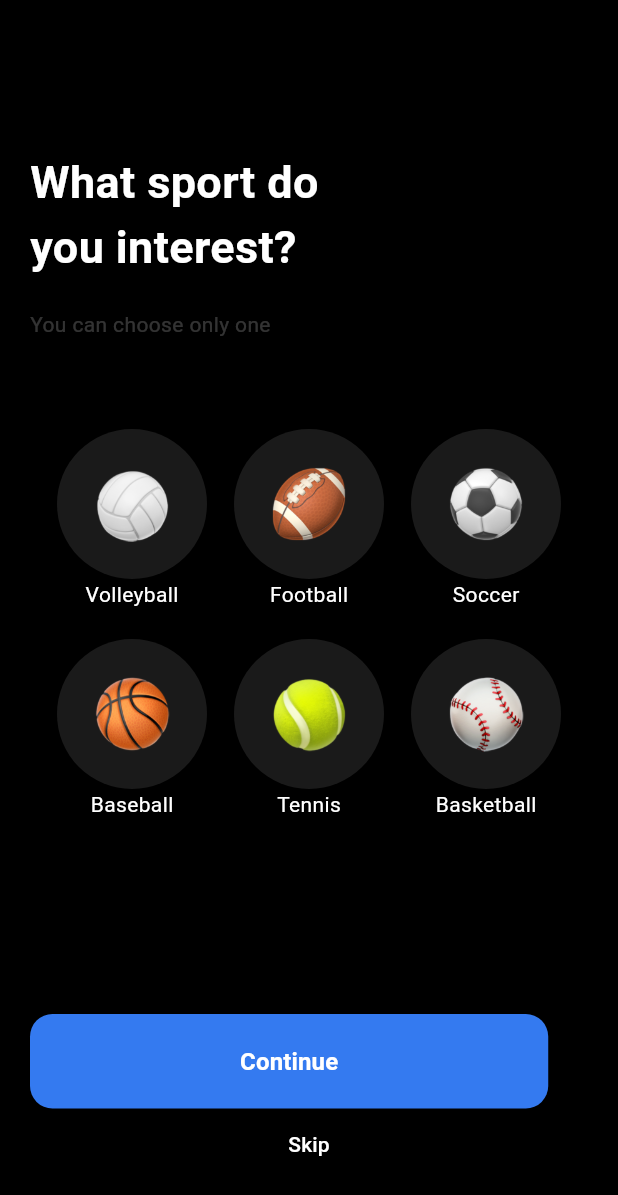
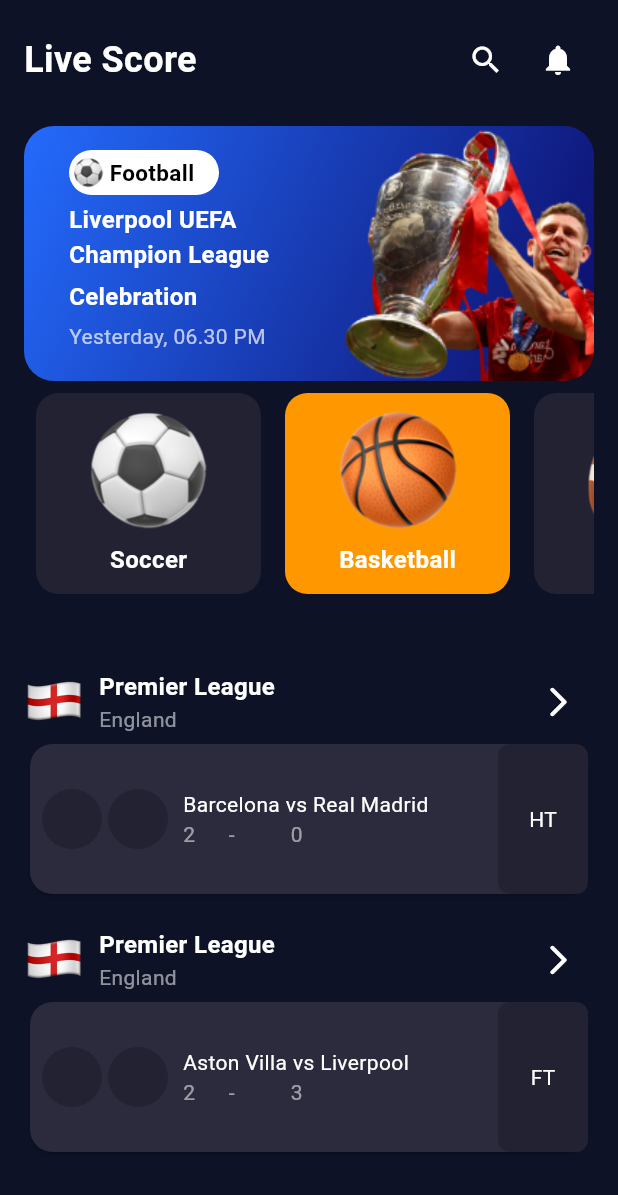
Before and after one commit to Ramees-MT/sportsapp, a Flutter app: the screen it shows after launch, on a phone screen of 412 x 824 dp. Shown: the top 1195 px of the screen. Run offline on Flutter 3.47's test engine with Material 3 defaults, Android fonts, the phone set to English and light mode, and no system bars.

Commit message:
livescore page

```diff
--- a/lib/main.dart
+++ b/lib/main.dart
@@ -1,7 +1,8 @@
 import 'package:flutter/material.dart';
+import 'package:sportsapp/screens/livescorescreen.dart';
 import 'package:sportsapp/screens/splash.dart';
 import 'package:sportsapp/screens/splashscreen2.dart';
 
 void main() {
-  runApp((MaterialApp(home:SplashScreen2() ,)));
+  runApp((MaterialApp(home:Livescore() ,)));
 }
--- /dev/null
+++ b/lib/screens/livescorescreen.dart
@@ -0,0 +1,384 @@
+import 'package:flutter/material.dart';
+import 'package:sportsapp/widgets/imagecontainer.dart';
+
+class Livescore extends StatefulWidget {
+  const Livescore({super.key});
+
+  @override
+  State<Livescore> createState() => _LivescoreState();
+}
+
+class _LivescoreState extends State<Livescore> {
+  // List of sports and their corresponding images
+  final List<Map<String, String>> sportsList = [
+    {'image': 'asset/images/image 3.png', 'name': 'Soccer'},
+    {'image': 'asset/images/image 4.png', 'name': 'Basketball'},
+    {'image': 'asset/images/image 2.png', 'name': 'Football'},
+    {'image': 'asset/images/baseball_26be 1.png', 'name': 'Baseball'},
+    {'image': 'asset/images/image 1.png', 'name': 'Tennis'},
+    {'image': 'asset/images/image 7.png', 'name': 'Volleyball'},
+  ];
+
+  // Second list for match data
+  final List<Map<String, dynamic>> matchData = [
+    {
+      'league': 'La Liga',
+      'country': 'Spain',
+      'flag': '🇪🇸',
+      'homeTeam': 'Barcelona',
+      'awayTeam': 'Real Madrid',
+      'homeScore': 2,
+      'awayScore': 0,
+      'status': 'HT', // Half-time
+      'homeLogo': 'asset/images/fcb.jpg',
+      'awayLogo': 'asset/images/realmadrid (1).png',
+    },
+    {
+      'league': 'Premier League',
+      'country': 'England',
+      'flag': '🏴',
+      'homeTeam': 'Aston Villa',
+      'awayTeam': 'Liverpool',
+      'homeScore': 2,
+      'awayScore': 3,
+      'status': 'FT', // Full-time
+      'homeLogo': 'asset/images/liverpool.jpg',
+      'awayLogo': 'asset/images/fcb.jpg',
+    },
+  ];
+
+  int selectedindex = 1;
+
+  @override
+  Widget build(BuildContext context) {
+    return SafeArea(
+      child: Scaffold(
+        backgroundColor: Color(0xFF0D1226),
+        body: Padding(
+          padding: const EdgeInsets.all(16.0),
+          child: Column(
+            crossAxisAlignment: CrossAxisAlignment.start,
+            children: [
+              // Row for Live Score text and icon buttons
+              Row(
+                mainAxisAlignment: MainAxisAlignment.spaceBetween,
+                children: [
+                  Text(
+                    'Live Score',
+                    style: TextStyle(
+                      color: Colors.white,
+                      fontSize: 24,
+                      fontWeight: FontWeight.bold,
+                    ),
+                  ),
+                  Row(
+                    children: [
+                      IconButton(
+                        icon: Icon(Icons.search, color: Colors.white),
+                        onPressed: () {},
+                      ),
+                      IconButton(
+                        icon: Icon(Icons.notifications, color: Colors.white),
+                        onPressed: () {},
+                      ),
+                    ],
+                  ),
+                ],
+              ),
+              SizedBox(height: 20),
+              Center(
+                child: Container(
+                  height: 170,
+                  width: double.infinity, // Full width
+                  decoration: BoxDecoration(
+                    borderRadius: BorderRadius.circular(20), // Rounded corners
+                    gradient: LinearGradient(
+                      colors: [
+                        Color(0xFF0C0C69),
+                        Color(0xFF246BFD)
+                      ], // Gradient colors
+                      begin: Alignment.bottomRight,
+                      end: Alignment.topLeft,
+                    ),
+                  ),
+                  child: ClipRRect(
+                    borderRadius: BorderRadius.circular(
+                        20), // Apply the same border radius
+                    child: Stack(
+                      alignment: Alignment.bottomRight,
+                      children: [
+                        // Background image
+                        Image.asset(
+                          'asset/images/image-removebg-preview 4.png', // Replace with your image path
+                          fit: BoxFit.cover,
+                        ),
+                        // Text content over the image
+                        Positioned(
+                          bottom: 20,
+                          left: 30,
+                          right: 10,
+                          child: Column(
+                            mainAxisAlignment: MainAxisAlignment.start,
+                            crossAxisAlignment: CrossAxisAlignment.start,
+                            children: [
+                              Container(
+                                height: 30,
+                                width: 100,
+                                decoration: BoxDecoration(
+                                    borderRadius: BorderRadius.circular(15),
+                                    color: Colors.white),
+                                child: Center(
+                                  child: Padding(
+                                    padding: const EdgeInsets.all(3.0),
+                                    child: Row(
+                                      children: [
+                                        Image.asset(
+                                          'asset/images/image 3.png',
+                                          height: 20,
+                                          width: 20,
+                                        ),
+                                        Text(
+                                          ' Football',
+                                          style: TextStyle(
+                                            color: Colors.black,
+                                            fontSize: 15,
+                                            fontWeight: FontWeight.bold,
+                                          ),
+                                        ),
+                                      ],
+                                    ),
+                                  ),
+                                ),
+                              ),
+                              SizedBox(height: 5),
+                              Text(
+                                'Liverpool UEFA\nChampion League',
+                                style: TextStyle(
+                                    color: Colors.white,
+                                    fontSize: 16,
+                                    fontWeight: FontWeight.bold),
+                              ),
+                              SizedBox(height: 5),
+                              Text(
+                                'Celebration',
+                                style: TextStyle(
+                                    color: Colors.white,
+                                    fontSize: 16,
+                                    fontWeight: FontWeight.bold),
+                              ),
+                              SizedBox(height: 5),
+                              Text(
+                                'Yesterday, 06.30 PM',
+                                style: TextStyle(
+                                  color: Colors.white.withOpacity(0.7),
+                                  fontSize: 14,
+                                ),
+                              ),
+                            ],
+                          ),
+                        ),
+                      ],
+                    ),
+                  ),
+                ),
+              ),
+
+              // First ListView.builder for sports list
+              SizedBox(
+                height: 150,
+                child: ListView.builder(
+                  scrollDirection: Axis.horizontal,
+                  itemCount: sportsList.length,
+                  itemBuilder: (context, index) {
+                    final sport = sportsList[index];
+                    return Imagecontainer(
+                      imagepath: sport['image']!,
+                      sports: sport['name']!,
+                      isSelected: selectedindex == index,
+                      onTap: () {
+                        setState(() {
+                          selectedindex = index;
+                        });
+                      },
+                    );
+                  },
+                ),
+              ),
+              SizedBox(height: 20),
+
+              SizedBox(height: 20),
+
+              // Second ListView.builder for match data with spacing
+              Expanded(
+                child: ListView.builder(
+                  itemCount: matchData.length,
+                  itemBuilder: (context, index) {
+                    final match = matchData[index];
+                    return Padding(
+                      padding: const EdgeInsets.only(
+                          bottom: 16.0), // Space between cards
+                      child: Column(
+                        children: [
+                          Row(
+                            mainAxisAlignment: MainAxisAlignment
+                                .start, // Align items at the start
+                            children: [
+                              Image.asset(
+                                'asset/images/image 9.png',
+                                height: 40,
+                              ),
+                              SizedBox(
+                                  width: 10), // Space between the flag and text
+                              Column(
+                                crossAxisAlignment: CrossAxisAlignment
+                                    .start, // Align text to the start
+                                mainAxisAlignment: MainAxisAlignment
+                                    .center, // Center text vertically
+                                children: [
+                                  Text(
+                                    'Premier League',
+                                    style: TextStyle(
+                                      color: Colors.white,
+                                      fontSize: 16,
+                                      fontWeight: FontWeight.bold,
+                                    ),
+                                  ),
+                                  SizedBox(
+                                    width: 20,
+                                  ),
+                                  Text(
+                                    'England',
+                                    style: TextStyle(
+                                      color: Colors.white54,
+                                      fontSize: 14,
+                                    ),
+                                  ),
+                                ],
+                              ),
+                              Spacer(),
+                              IconButton(
+                                  onPressed: () {},
+                                  icon: Icon(
+                                    Icons.arrow_forward_ios_rounded,
+                                    color: Colors.white,
+                                  ))
+                            ],
+                          ),
+                          Card(
+                            color: Color(0xff2B2B3D),
+                            shape: RoundedRectangleBorder(
+                              borderRadius: BorderRadius.circular(15),
+                            ),
+                            child: Container(
+                              height: 100, // Height of card
+                              child: Row(
+                                children: [
+                                  Expanded(
+                                    flex:
+                                        4, // Adjust flex to make the big container wider
+                                    child: Padding(
+                                      padding: const EdgeInsets.only(left: 8.0),
+                                      child: Row(
+                                        children: [
+                                          CircleAvatar(
+                                              radius:
+                                                  20, // Radius for circular logo
+                                              backgroundColor:
+                                                  Color(0xff222232),
+                                              backgroundImage: null),
+                                          SizedBox(
+                                              width:
+                                                  4), // Reduced space between avatars
+                                          CircleAvatar(
+                                              radius:
+                                                  20, // Radius for circular logo
+                                              backgroundColor:
+                                                  Color(0xff222232),
+                                              backgroundImage: null),
+                                          SizedBox(width: 10),
+                                          Column(
+                                            crossAxisAlignment:
+                                                CrossAxisAlignment.start,
+                                            mainAxisAlignment:
+                                                MainAxisAlignment.center,
+                                            children: [
+                                              Text(
+                                                '${match['homeTeam']} vs ${match['awayTeam']}',
+                                                style: TextStyle(
+                                                    color: Colors.white),
+                                              ),
+                                              Center(
+                                                child: Text.rich(
+                                                  TextSpan(
+                                                    children: [
+                                                      TextSpan(
+                                                        text:
+                                                            '${match['homeScore']}      ', // Increased spaces after home score
+                                                        style: TextStyle(
+                                                            color:
+                                                                Colors.white54),
+                                                      ),
+                                                      TextSpan(
+                                                        text:
+                                                            '-      ', // Increased spaces around the dash
+                                                        style: TextStyle(
+                                                            color:
+                                                                Colors.white54),
+                                                      ),
+                                                      TextSpan(
+                                                        text:
+                                                            '    ${match['awayScore']}', // Increased spaces before away score
+                                                        style: TextStyle(
+                                                            color:
+                                                                Colors.white54),
+                                                      ),
+                                                    ],
+                                                  ),
+                                                  textAlign: TextAlign
+                                                      .center, // Center-align the text
+                                                ),
+                                              ),
+                                            ],
+                                          ),
+                                        ],
+                                      ),
+                                    ),
+                                  ),
+                                  Align(
+                                    alignment: Alignment.center,
+                                    child: Container(
+                                      height: 100,
+                                      width:
+                                          60, // Width to match height of card
+                                      padding:
+                                          EdgeInsets.symmetric(vertical: 4),
+                                      decoration: BoxDecoration(
+                                        color: Color(
+                                            0xff222232), // Always using the same color
+                                        borderRadius: BorderRadius.circular(8),
+                                      ),
+                                      alignment: Alignment
+                                          .center, // Center the text inside the container
+                                      child: Text(
+                                        match['status'],
+                                        style: TextStyle(color: Colors.white),
+                                      ),
+                                    ),
+                                  ),
+                                ],
+                              ),
+                            ),
+                          ),
+                        ],
+                      ),
+                    );
+                  },
+                ),
+              ),
+            ],
+          ),
+        ),
+      ),
+    );
+  }
+}
--- a/lib/screens/splash.dart
+++ b/lib/screens/splash.dart
@@ -21,7 +21,8 @@ class _SplashScreenState extends State<SplashScreen2> {
   @override
   Widget build(BuildContext context) {
     return Scaffold(
-      backgroundColor: Colors.black,
+      backgroundColor: Color(
+                              0xFF182039),
       body: Padding(
         padding: const EdgeInsets.all(20.0),
         child: Column(
--- a/lib/screens/splashscreen2.dart
+++ b/lib/screens/splashscreen2.dart
@@ -3,9 +3,7 @@ import 'package:flutter/material.dart';
 class Splashscreen extends StatelessWidget {
   @override
   Widget build(BuildContext context) {
-    return MaterialApp(
-      debugShowCheckedModeBanner: false,
-      home: Scaffold(
+    return Scaffold(
       backgroundColor: Color(0xFF0D1226), // Dark background color
       body: SafeArea(
         child: Center(
@@ -74,9 +72,20 @@ class Splashscreen extends StatelessWidget {
                   mainAxisAlignment: MainAxisAlignment.spaceBetween,
                   children: [
                     ElevatedButton(
-                        onPressed: () {},
+                      onPressed: () {
+                        showModalBottomSheet(
+                          context: context,
+                          shape: RoundedRectangleBorder(
+                            borderRadius: BorderRadius.vertical(
+                              top: Radius.circular(20),
+                            ),
+                          ),
+                          builder: (context) {
+                            return SignInBottomSheet(); // Use the new StatefulWidget
+                          },
+                        );
+                      },
                       style: ElevatedButton.styleFrom(
-
                         backgroundColor:
                             Color(0xFF347AF0), // Button background color
                         shape: RoundedRectangleBorder(
@@ -114,6 +123,147 @@ class Splashscreen extends StatelessWidget {
           ),
         ),
       ),
+    );
+  }
+}
+
+class SignInBottomSheet extends StatefulWidget {
+  @override
+  _SignInBottomSheetState createState() => _SignInBottomSheetState();
+}
+
+class _SignInBottomSheetState extends State<SignInBottomSheet> {
+  bool _rememberMe = false;
+
+  @override
+  Widget build(BuildContext context) {
+    return Container(
+      height: 500,
+      padding: EdgeInsets.all(16),
+      decoration: BoxDecoration(
+        color: Color(0xff222232),
+        borderRadius: BorderRadius.vertical(
+          top: Radius.circular(20),
+        ),
+      ),
+      child: Column(
+        mainAxisSize: MainAxisSize.min,
+        crossAxisAlignment: CrossAxisAlignment.start,
+        children: [
+          Center(
+            child: Divider(
+              color: Colors.grey.withOpacity(0.2),
+              thickness: 4,
+              indent: 150,
+              endIndent: 150,
+            ),
+          ),
+          Text(
+            'Welcome',
+            style: TextStyle(
+                fontSize: 28, color: Colors.white, fontWeight: FontWeight.bold),
+          ),
+          SizedBox(height: 25),
+          TextField(
+            decoration: InputDecoration(
+              filled: true,
+              fillColor: Color(0xff181829), // Set the fill color
+              labelText: 'Email',
+              border: OutlineInputBorder(
+                borderSide: BorderSide.none,
+                borderRadius: BorderRadius.circular(10),
+              ),
+            ),
+          ),
+          SizedBox(height: 16),
+          TextField(
+            obscureText: true,
+            decoration: InputDecoration(
+              filled: true,
+              fillColor: Color(0xff181829), // Set the fill color
+              labelText: 'Password',
+              border: OutlineInputBorder(
+                borderSide: BorderSide.none,
+                borderRadius: BorderRadius.circular(10),
+              ),
+            ),
+          ),
+          SizedBox(height: 16),
+          Row(
+            mainAxisAlignment: MainAxisAlignment.spaceBetween,
+            children: [
+              Row(
+                children: [
+                  Checkbox(
+                    value: _rememberMe,
+                    onChanged: (value) {
+                      setState(() {
+                        _rememberMe = value!;
+                      });
+                    },
+                  ),
+                  Text(
+                    'Remember me',
+                    style: TextStyle(color: Colors.grey[700]),
+                  ),
+                ],
+              ),
+              TextButton(
+                onPressed: () {
+                  // Handle forgot password
+                },
+                child: Text(
+                  'Forgot password?',
+                  style: TextStyle(color: Colors.white),
+                ),
+              ),
+            ],
+          ),
+          SizedBox(height: 20),
+          ElevatedButton(
+            onPressed: () {
+              // Handle sign in action
+            },
+            style: ElevatedButton.styleFrom(
+              backgroundColor: Color(0xFF347AF0),
+              shape: RoundedRectangleBorder(
+                borderRadius: BorderRadius.circular(10),
+              ),
+              padding: EdgeInsets.symmetric(vertical: 15),
+              minimumSize: Size(double.infinity, 50), // Full-width button
+            ),
+            child: Text(
+              'Sign In',
+              style: TextStyle(
+                color: Colors.white,
+                fontSize: 16,
+                fontWeight: FontWeight.bold,
+              ),
+            ),
+          ),
+          SizedBox(height: 20),
+          Row(
+            mainAxisAlignment: MainAxisAlignment.center,
+            children: [
+              Text(
+                'Don\'t have an account?',
+                style: TextStyle(color: Colors.white.withOpacity(0.5)),
+              ),
+              TextButton(
+                onPressed: () {
+                  // Handle sign up action
+                },
+                child: Text(
+                  'Sign Up',
+                  style: TextStyle(
+                    color: Color(0xFF347AF0),
+                    fontWeight: FontWeight.bold,
+                  ),
+                ),
+              ),
+            ],
+          ),
+        ],
       ),
     );
   }
--- /dev/null
+++ b/lib/widgets/imagecontainer.dart
@@ -0,0 +1,52 @@
+import 'package:flutter/material.dart';
+
+class Imagecontainer extends StatelessWidget {
+  final String imagepath;
+  final String sports;
+  final bool isSelected;
+  final VoidCallback onTap;
+
+  const Imagecontainer({
+    super.key,
+    required this.imagepath,
+    required this.sports,
+    required this.isSelected,
+    required this.onTap,
+  });
+
+  @override
+  Widget build(BuildContext context) {
+    return GestureDetector(
+      onTap: onTap, // Handle the tap
+      child: Container(
+        margin: EdgeInsets.all(8.0),
+        width: 150,
+        height: 150,
+        decoration: BoxDecoration(
+          borderRadius: BorderRadius.circular(15),
+          color: isSelected ? Colors.orange : Color(0xff222232), // Change color based on selection
+        ),
+        child: Column(
+          mainAxisAlignment: MainAxisAlignment.center,
+          children: [
+            Image.asset(
+              imagepath,
+              height: 80,
+              width: 80,
+              fit: BoxFit.contain,
+            ),
+            SizedBox(height: 8),
+            Text(
+              sports,
+              style: TextStyle(
+                color: Colors.white,
+                fontSize: 16,
+                fontWeight: FontWeight.bold,
+              ),
+            ),
+          ],
+        ),
+      ),
+    );
+  }
+}
```
Also changed, not shown: asset/images/fcb.jpg (added), asset/images/image 10.png (added), asset/images/image 9.png (added), asset/images/image-removebg-preview 4.png (added), asset/images/liverpool.jpg (added), asset/images/realmadrid (1).png (added), asset/images/realmadrid.png (added). Lines whose indentation alone changed are shown as unchanged.
